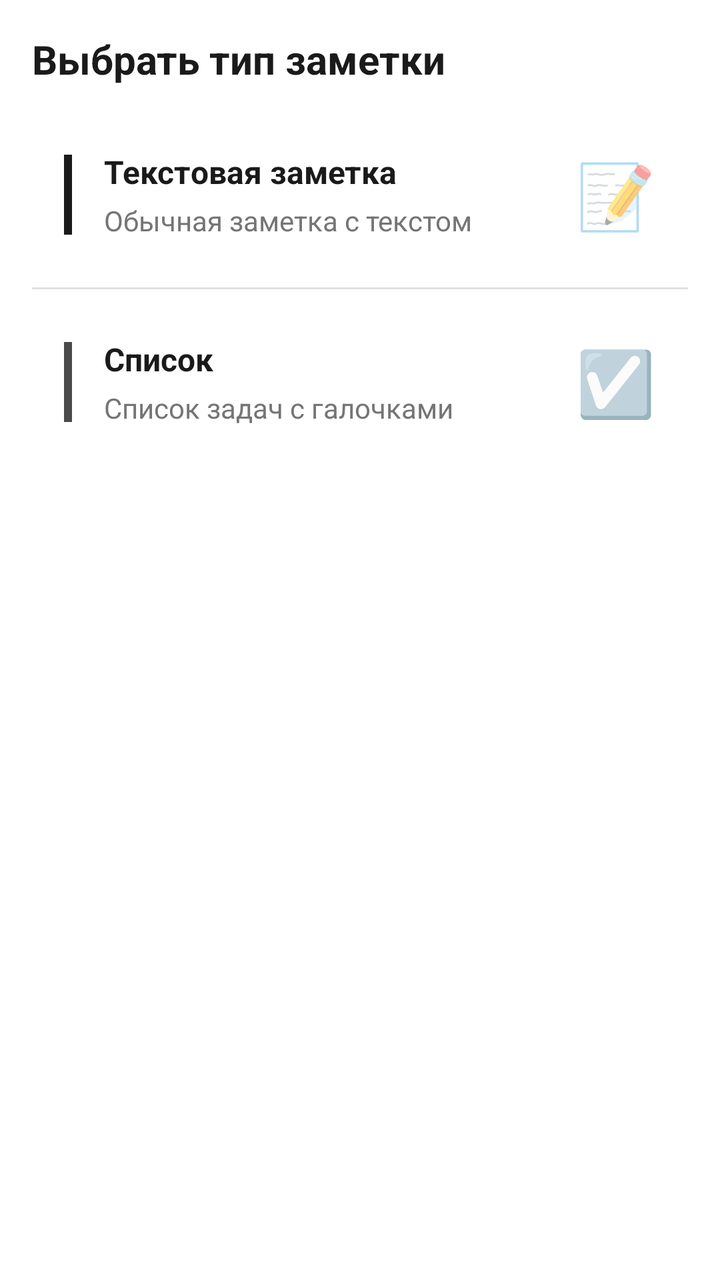
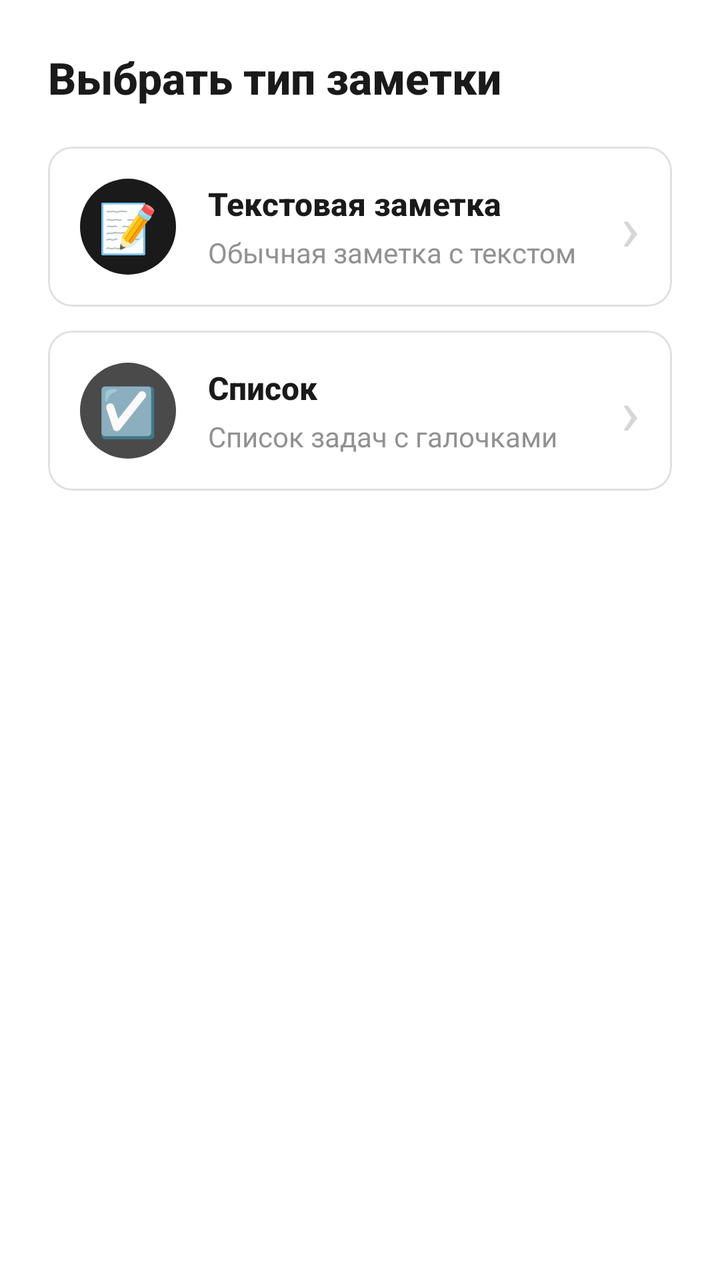

Before-and-after screenshots of an Android layout around one commit, followed by the original layout XML and the change that was made.
<!-- AndroidManifest.xml: application theme Theme.SimpleNotes -->
<!-- res/layout/dialog_note_type_selection.xml -->
<?xml version="1.0" encoding="utf-8"?>
<LinearLayout xmlns:android="http://schemas.android.com/apk/res/android"
    xmlns:app="http://schemas.android.com/apk/res-auto"
    android:layout_width="match_parent"
    android:layout_height="wrap_content"
    android:orientation="vertical"
    android:padding="16dp"
    android:background="@color/background">

    
    <TextView
        android:layout_width="wrap_content"
        android:layout_height="wrap_content"
        android:text="Выбрать тип заметки"
        android:textSize="20sp"
        android:textStyle="bold"
        android:textColor="@color/text_primary"
        android:layout_marginBottom="16dp" />

    
    <LinearLayout
        android:id="@+id/optionTextNote"
        android:layout_width="match_parent"
        android:layout_height="wrap_content"
        android:orientation="horizontal"
        android:padding="16dp"
        android:background="?attr/selectableItemBackground"
        android:gravity="center_vertical">

        <View
            android:layout_width="4dp"
            android:layout_height="40dp"
            android:background="@color/primary"
            android:layout_marginEnd="16dp" />

        <LinearLayout
            android:layout_width="0dp"
            android:layout_height="wrap_content"
            android:layout_weight="1"
            android:orientation="vertical">

            <TextView
                android:layout_width="wrap_content"
                android:layout_height="wrap_content"
                android:text="Текстовая заметка"
                android:textSize="16sp"
                android:textStyle="bold"
                android:textColor="@color/text_primary" />

            <TextView
                android:layout_width="wrap_content"
                android:layout_height="wrap_content"
                android:text="Обычная заметка с текстом"
                android:textSize="14sp"
                android:textColor="@color/text_secondary"
                android:layout_marginTop="4dp" />
        </LinearLayout>

        <TextView
            android:layout_width="wrap_content"
            android:layout_height="wrap_content"
            android:text="📝"
            android:textSize="32sp" />
    </LinearLayout>

    
    <View
        android:layout_width="match_parent"
        android:layout_height="1dp"
        android:background="@color/divider"
        android:layout_marginVertical="8dp" />

    
    <LinearLayout
        android:id="@+id/optionChecklist"
        android:layout_width="match_parent"
        android:layout_height="wrap_content"
        android:orientation="horizontal"
        android:padding="16dp"
        android:background="?attr/selectableItemBackground"
        android:gravity="center_vertical">

        <View
            android:layout_width="4dp"
            android:layout_height="40dp"
            android:background="@color/accent"
            android:layout_marginEnd="16dp" />

        <LinearLayout
            android:layout_width="0dp"
            android:layout_height="wrap_content"
            android:layout_weight="1"
            android:orientation="vertical">

            <TextView
                android:layout_width="wrap_content"
                android:layout_height="wrap_content"
                android:text="Список"
                android:textSize="16sp"
                android:textStyle="bold"
                android:textColor="@color/text_primary" />

            <TextView
                android:layout_width="wrap_content"
                android:layout_height="wrap_content"
                android:text="Список задач с галочками"
                android:textSize="14sp"
                android:textColor="@color/text_secondary"
                android:layout_marginTop="4dp" />
        </LinearLayout>

        <TextView
            android:layout_width="wrap_content"
            android:layout_height="wrap_content"
            android:text="☑️"
            android:textSize="32sp" />
    </LinearLayout>

    
    <View
        android:layout_width="match_parent"
        android:layout_height="16dp" />

</LinearLayout>
<!-- resources referenced by this layout -->
<resources>
  <color name="accent">#4A4A4A</color>
  <color name="background">#FFFFFF</color>
  <color name="divider">#E0E0E0</color>
  <color name="primary">#1A1A1A</color>
  <color name="text_primary">#1A1A1A</color>
  <color name="text_secondary">#757575</color>
  <style name="Theme.SimpleNotes" parent="Theme.AppCompat.Light.DarkActionBar">
          <item name="colorPrimary">@color/purple_500</item>
      </style>
  <color name="purple_500">#1A1A1A</color>
</resources>

<!-- the commit's change to res/layout/dialog_note_type_selection.xml (unified diff, before → after) -->
@@ -4,121 +4,170 @@
     android:layout_width="match_parent"
     android:layout_height="wrap_content"
     android:orientation="vertical"
-    android:padding="16dp"
-    android:background="@color/background">
+    android:padding="24dp"
+    android:background="@drawable/bottom_sheet_background">
 
     
     <TextView
         android:layout_width="wrap_content"
         android:layout_height="wrap_content"
         android:text="Выбрать тип заметки"
-        android:textSize="20sp"
+        android:textSize="22sp"
         android:textStyle="bold"
         android:textColor="@color/text_primary"
-        android:layout_marginBottom="16dp" />
+        android:fontFamily="sans-serif-medium"
+        android:layout_marginBottom="20dp" />
 
     
-    <LinearLayout
+    <com.google.android.material.card.MaterialCardView
         android:id="@+id/optionTextNote"
         android:layout_width="match_parent"
         android:layout_height="wrap_content"
-        android:orientation="horizontal"
-        android:padding="16dp"
-        android:background="?attr/selectableItemBackground"
-        android:gravity="center_vertical">
-
-        <View
-            android:layout_width="4dp"
-            android:layout_height="40dp"
-            android:background="@color/primary"
-            android:layout_marginEnd="16dp" />
+        android:layout_marginBottom="12dp"
+        app:cardCornerRadius="12dp"
+        app:cardElevation="0dp"
+        app:strokeWidth="1dp"
+        app:strokeColor="@color/divider"
+        app:rippleColor="@color/ripple"
+        android:clickable="true"
+        android:focusable="true">
 
         <LinearLayout
-            android:layout_width="0dp"
+            android:layout_width="match_parent"
             android:layout_height="wrap_content"
-            android:layout_weight="1"
-            android:orientation="vertical">
+            android:orientation="horizontal"
+            android:padding="16dp"
+            android:gravity="center_vertical">
 
+            
+            <FrameLayout
+                android:layout_width="48dp"
+                android:layout_height="48dp"
+                android:background="@drawable/icon_background"
+                android:backgroundTint="@color/primary">
+
+                <TextView
+                    android:layout_width="wrap_content"
+                    android:layout_height="wrap_content"
+                    android:text="📝"
+                    android:textSize="24sp"
+                    android:layout_gravity="center" />
+            </FrameLayout>
+
+            
+            <LinearLayout
+                android:layout_width="0dp"
+                android:layout_height="wrap_content"
+                android:layout_weight="1"
+                android:orientation="vertical"
+                android:layout_marginStart="16dp">
+
+                <TextView
+                    android:layout_width="wrap_content"
+                    android:layout_height="wrap_content"
+                    android:text="Текстовая заметка"
+                    android:textSize="16sp"
+                    android:textStyle="bold"
+                    android:textColor="@color/text_primary"
+                    android:fontFamily="sans-serif-medium" />
+
+                <TextView
+                    android:layout_width="wrap_content"
+                    android:layout_height="wrap_content"
+                    android:text="Обычная заметка с текстом"
+                    android:textSize="14sp"
+                    android:textColor="@color/text_secondary"
+                    android:alpha="0.8"
+                    android:layout_marginTop="4dp" />
+            </LinearLayout>
+
+            
             <TextView
                 android:layout_width="wrap_content"
                 android:layout_height="wrap_content"
-                android:text="Текстовая заметка"
-                android:textSize="16sp"
-                android:textStyle="bold"
-                android:textColor="@color/text_primary" />
+                android:text="›"
+                android:textSize="32sp"
+                android:textColor="@color/text_secondary"
+                android:alpha="0.3" />
+        </LinearLayout>
+    </com.google.android.material.card.MaterialCardView>
 
+    
+    <com.google.android.material.card.MaterialCardView
+        android:id="@+id/optionChecklist"
+        android:layout_width="match_parent"
+        android:layout_height="wrap_content"
+        app:cardCornerRadius="12dp"
+        app:cardElevation="0dp"
+        app:strokeWidth="1dp"
+        app:strokeColor="@color/divider"
+        app:rippleColor="@color/ripple"
+        android:clickable="true"
+        android:focusable="true">
+
+        <LinearLayout
+            android:layout_width="match_parent"
+            android:layout_height="wrap_content"
+            android:orientation="horizontal"
+            android:padding="16dp"
+            android:gravity="center_vertical">
+
+            
+            <FrameLayout
+                android:layout_width="48dp"
+                android:layout_height="48dp"
+                android:background="@drawable/icon_background"
+                android:backgroundTint="@color/accent">
+
+                <TextView
+                    android:layout_width="wrap_content"
+                    android:layout_height="wrap_content"
+                    android:text="☑️"
+                    android:textSize="24sp"
+                    android:layout_gravity="center" />
+            </FrameLayout>
+
+            
+            <LinearLayout
+                android:layout_width="0dp"
+                android:layout_height="wrap_content"
+                android:layout_weight="1"
+                android:orientation="vertical"
+                android:layout_marginStart="16dp">
+
+                <TextView
+                    android:layout_width="wrap_content"
+                    android:layout_height="wrap_content"
+                    android:text="Список"
+                    android:textSize="16sp"
+                    android:textStyle="bold"
+                    android:textColor="@color/text_primary"
+                    android:fontFamily="sans-serif-medium" />
+
+                <TextView
+                    android:layout_width="wrap_content"
+                    android:layout_height="wrap_content"
+                    android:text="Список задач с галочками"
+                    android:textSize="14sp"
+                    android:textColor="@color/text_secondary"
+                    android:alpha="0.8"
+                    android:layout_marginTop="4dp" />
+            </LinearLayout>
+
+            
             <TextView
                 android:layout_width="wrap_content"
                 android:layout_height="wrap_content"
-                android:text="Обычная заметка с текстом"
-                android:textSize="14sp"
+                android:text="›"
+                android:textSize="32sp"
                 android:textColor="@color/text_secondary"
-                android:layout_marginTop="4dp" />
+                android:alpha="0.3" />
         </LinearLayout>
-
-        <TextView
-            android:layout_width="wrap_content"
-            android:layout_height="wrap_content"
-            android:text="📝"
-            android:textSize="32sp" />
-    </LinearLayout>
+    </com.google.android.material.card.MaterialCardView>
 
     
     <View
         android:layout_width="match_parent"
-        android:layout_height="1dp"
-        android:background="@color/divider"
-        android:layout_marginVertical="8dp" />
-
-    
-    <LinearLayout
-        android:id="@+id/optionChecklist"
-        android:layout_width="match_parent"
-        android:layout_height="wrap_content"
-        android:orientation="horizontal"
-        android:padding="16dp"
-        android:background="?attr/selectableItemBackground"
-        android:gravity="center_vertical">
-
-        <View
-            android:layout_width="4dp"
-            android:layout_height="40dp"
-            android:background="@color/accent"
-            android:layout_marginEnd="16dp" />
-
-        <LinearLayout
-            android:layout_width="0dp"
-            android:layout_height="wrap_content"
-            android:layout_weight="1"
-            android:orientation="vertical">
-
-            <TextView
-                android:layout_width="wrap_content"
-                android:layout_height="wrap_content"
-                android:text="Список"
-                android:textSize="16sp"
-                android:textStyle="bold"
-                android:textColor="@color/text_primary" />
-
-            <TextView
-                android:layout_width="wrap_content"
-                android:layout_height="wrap_content"
-                android:text="Список задач с галочками"
-                android:textSize="14sp"
-                android:textColor="@color/text_secondary"
-                android:layout_marginTop="4dp" />
-        </LinearLayout>
-
-        <TextView
-            android:layout_width="wrap_content"
-            android:layout_height="wrap_content"
-            android:text="☑️"
-            android:textSize="32sp" />
-    </LinearLayout>
-
-    
-    <View
-        android:layout_width="match_parent"
-        android:layout_height="16dp" />
+        android:layout_height="8dp" />
 
 </LinearLayout>
<!-- resource entries referenced after the edit -->
@@ -2,13 +2,86 @@
 <resources>
   <color name="accent">#4A4A4A</color>
   <color name="background">#FFFFFF</color>
+  <style name="Base.Theme.SimpleNotes" parent="Theme.Material3.Light.NoActionBar">
+          
+          <item name="colorPrimary">@color/primary</item>
+          <item name="colorOnPrimary">@color/white</item>
+          <item name="colorPrimaryContainer">@color/background_secondary</item>
+          <item name="colorOnPrimaryContainer">@color/text_primary</item>
+  
+          
+          <item name="colorSecondary">@color/accent</item>
+          <item name="colorOnSecondary">@color/white</item>
+  
+          
+          <item name="android:colorBackground">@color/background</item>
+          <item name="colorSurface">@color/card_background</item>
+          <item name="colorOnSurface">@color/text_primary</item>
+  
+          
+          <item name="android:statusBarColor">@color/background</item>
+          <item name="android:windowLightStatusBar">true</item>
+  
+          
+          <item name="android:navigationBarColor">@color/background</item>
+          <item name="android:windowLightNavigationBar">true</item>
+  
+          
+          <item name="android:windowBackground">@color/background</item>
+  
+          
+          <item name="textAppearanceHeadline1">@style/TextAppearance.SimpleNotes.Headline1</item>
+          <item name="textAppearanceBody1">@style/TextAppearance.SimpleNotes.Body1</item>
+  
+          
+          <item name="shapeAppearanceSmallComponent">@style/ShapeAppearance.SimpleNotes.SmallComponent</item>
+          <item name="shapeAppearanceMediumComponent">@style/ShapeAppearance.SimpleNotes.MediumComponent</item>
+  
+          
+          <item name="android:windowActivityTransitions">true</item>
+          <item name="android:windowEnterTransition">@transition/slide_right</item>
+          <item name="android:windowExitTransition">@transition/fade</item>
+      </style>
+  <color name="white">#FFFFFF</color>
+  <color name="background_secondary">#F5F5F5</color>
+  <color name="card_background">#FFFFFF</color>
+  <style name="TextAppearance.SimpleNotes.Headline1" parent="TextAppearance.Material3.HeadlineLarge">
+          <item name="android:textColor">@color/text_primary</item>
+          <item name="android:textSize">32sp</item>
+          <item name="android:fontFamily">sans-serif-medium</item>
+      </style>
+  <style name="TextAppearance.SimpleNotes.Body1" parent="TextAppearance.Material3.BodyMedium">
+          <item name="android:textColor">@color/text_primary</item>
+          <item name="android:textSize">16sp</item>
+      </style>
+  <style name="ShapeAppearance.SimpleNotes.SmallComponent" parent="ShapeAppearance.Material3.Corner.Small">
+          <item name="cornerFamily">rounded</item>
+          <item name="cornerSize">12dp</item>
+      </style>
+  <style name="ShapeAppearance.SimpleNotes.MediumComponent" parent="ShapeAppearance.Material3.Corner.Medium">
+          <item name="cornerFamily">rounded</item>
+          <item name="cornerSize">16dp</item>
+      </style>
   <color name="divider">#E0E0E0</color>
   <color name="primary">#1A1A1A</color>
+  <color name="ripple">#E0E0E0</color>
   <color name="text_primary">#1A1A1A</color>
   <color name="text_secondary">#757575</color>
-  <style name="Theme.SimpleNotes" parent="Theme.AppCompat.Light.DarkActionBar">
-          <item name="colorPrimary">@color/purple_500</item>
-      </style>
-  <color name="purple_500">#1A1A1A</color>
+  <!-- drawable bottom_sheet_background (drawable) -->
+  <?xml version="1.0" encoding="utf-8"?>
+  <shape xmlns:android="http://schemas.android.com/apk/res/android"
+      android:shape="rectangle">
+      <solid android:color="@color/background" />
+      <corners
+          android:topLeftRadius="24dp"
+          android:topRightRadius="24dp" />
+  </shape>
+  <!-- drawable icon_background (drawable) -->
+  <?xml version="1.0" encoding="utf-8"?>
+  <shape xmlns:android="http://schemas.android.com/apk/res/android"
+      android:shape="oval">
+      <solid android:color="@color/primary" />
+  </shape>
+  <style name="Theme.SimpleNotes" parent="Base.Theme.SimpleNotes" />
 </resources>
 
